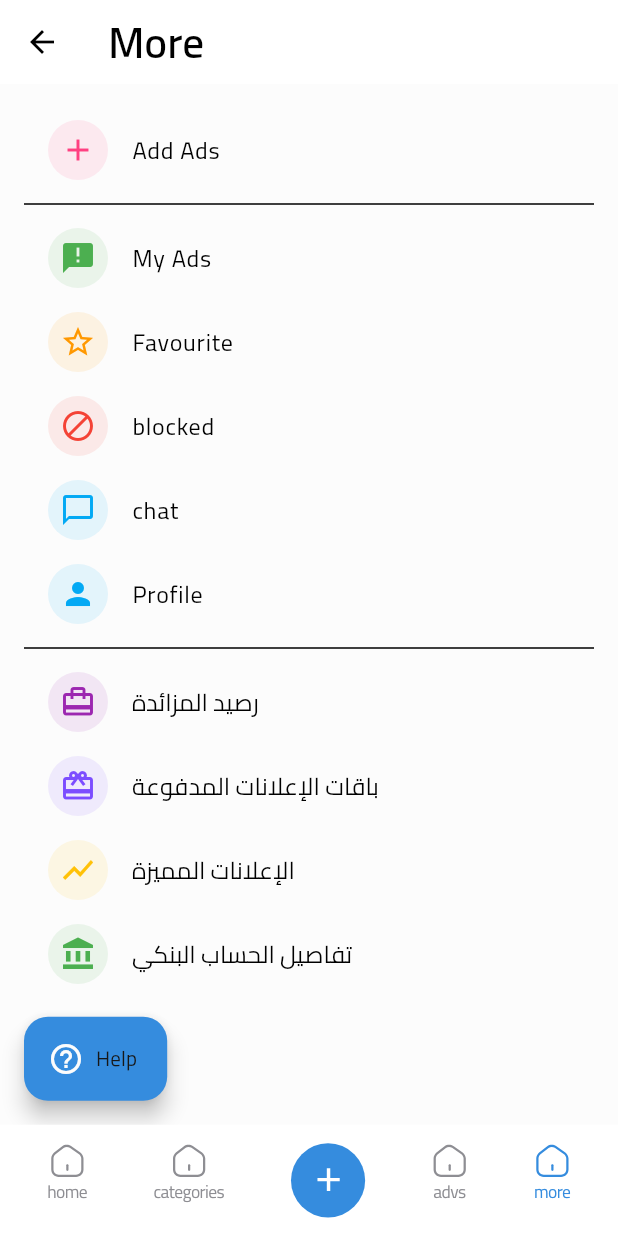
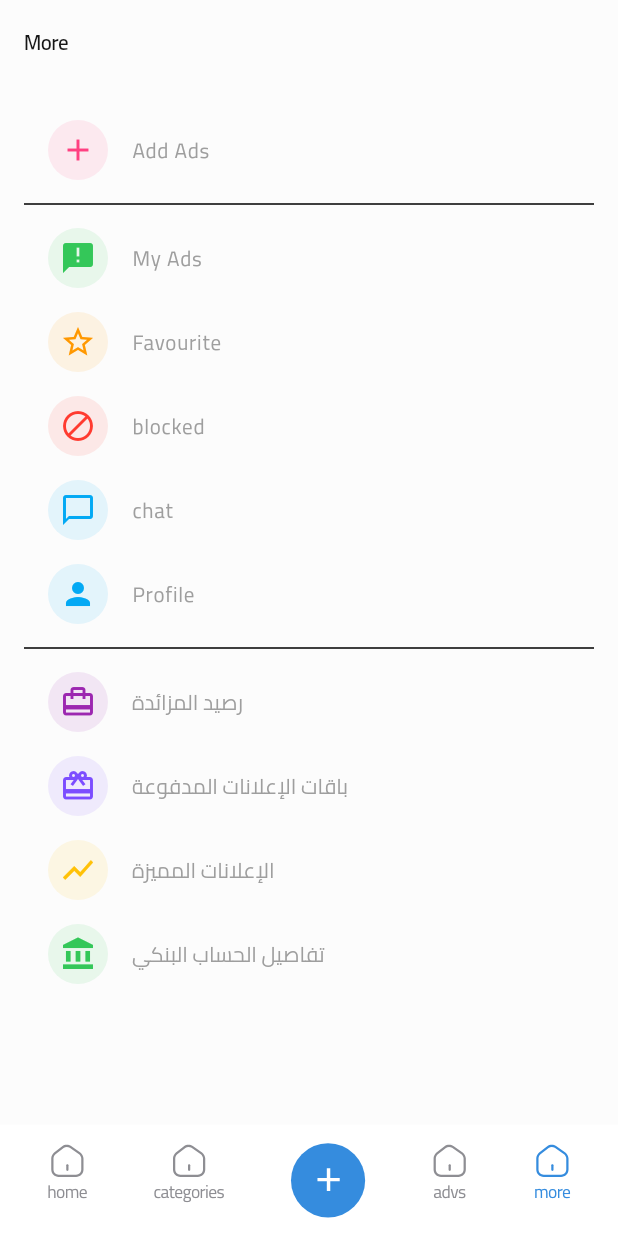
Before and after one commit to meory101/adplus-mobile, a Flutter app: the screen it shows after launch, item 5 of the bottom bar chosen, on a phone screen of 412 x 824 dp. Run offline on Flutter 3.47's test engine with Material 3 defaults, Android fonts, the phone set to English and light mode, and no system bars; our stand-ins replace cached_network_image, carousel_slider, connectivity_plus, dartz, dots_indicator, dropdown_button2 and 11 more; missing offline and left inert: flutter_exit_app; network calls fail.

Commit message:
Edit profile screen +more screen

```diff
--- a/lib/core/resource/color_manager.dart
+++ b/lib/core/resource/color_manager.dart
@@ -6,7 +6,7 @@ abstract class AppColorManager {
   static const Color shadow = Color.fromARGB(28, 130, 130, 130);
 
   static const Color black = Colors.black;
-  static const Color mainColor =  Color(0xff358cde);
+  static const Color mainColor = Color(0xff358cde);
   static const borderGrey = Color(0xFFEBEBEB);
   static const Color dotGrey = Color(0xffE5E5EA);
   static const Color textGrey = Color(0xffAEAFB2);
@@ -20,5 +20,10 @@ abstract class AppColorManager {
   static const Color red = Color(0xffff3b30);
   static Color lightGreyOpacity6 = const Color(0xffe5e5ea).withOpacity(0.6);
   static const Color green = Color(0xff34c759);
-
+  static const Color pinkAccent = Colors.pinkAccent;
+  static const Color orange = Colors.orange;
+  static const Color lightBlue = Colors.lightBlue;
+  static const Color purple = Colors.purple;
+  static const Color deepPurpleAccent = Colors.deepPurpleAccent;
+  static const Color amber = Colors.amber;
 }
--- a/lib/feature/more/presentation/screen/more_screen.dart
+++ b/lib/feature/more/presentation/screen/more_screen.dart
@@ -1,5 +1,7 @@
 import 'package:flutter/material.dart';
 import 'package:mzad_damascus/core/resource/color_manager.dart';
+import 'package:mzad_damascus/core/widget/text/app_text_widget.dart';
+import 'package:mzad_damascus/feature/more/presentation/screen/widget/CustomListTile.dart';
 import 'package:mzad_damascus/feature/profile/presentation/screen/profile_screen.dart';
 
 class MoreScreen extends StatelessWidget {
@@ -7,54 +9,53 @@ class MoreScreen extends StatelessWidget {
   Widget build(BuildContext context) {
     return Scaffold(
       appBar: AppBar(
-        title: Text(
-          'More',
-          style: TextStyle(
-            color: Colors.black,
-          ),
+        title: AppTextWidget(
+          text: 'More',
+          fontSize: 14,
+          color: AppColorManager.textAppColor,
         ),
-        backgroundColor: Colors.white,
+        backgroundColor: AppColorManager.background,
         elevation: 0,
-        iconTheme: IconThemeData(color: Colors.black),
+        automaticallyImplyLeading: false,
       ),
       body: ListView(
         padding: EdgeInsets.all(16.0),
         children: [
-          _buildListTile(
+          CustomListTile(
             icon: Icons.add,
             label: 'Add Ads',
-            color: Colors.pinkAccent,
+            color: AppColorManager.pinkAccent,
             onTap: () {},
           ),
           Divider(),
-          _buildListTile(
+          CustomListTile(
             icon: Icons.announcement,
             label: 'My Ads',
-            color: Colors.green,
+            color: AppColorManager.green,
             onTap: () {},
           ),
-          _buildListTile(
+          CustomListTile(
             icon: Icons.star_border,
             label: 'Favourite',
-            color: Colors.orange,
+            color: AppColorManager.orange,
             onTap: () {},
           ),
-          _buildListTile(
+          CustomListTile(
             icon: Icons.block,
             label: 'blocked',
-            color: Colors.red,
+            color: AppColorManager.red,
             onTap: () {},
           ),
-          _buildListTile(
+          CustomListTile(
             icon: Icons.chat_bubble_outline,
             label: 'chat',
-            color: Colors.lightBlue,
+            color: AppColorManager.lightBlue,
             onTap: () {},
           ),
-          _buildListTile(
+          CustomListTile(
             icon: Icons.person,
             label: 'Profile',
-            color: Colors.lightBlue,
+            color: AppColorManager.lightBlue,
             onTap: () {
               Navigator.push(
                 context,
@@ -63,62 +64,32 @@ class MoreScreen extends StatelessWidget {
             },
           ),
           Divider(),
-          _buildListTile(
+          CustomListTile(
             icon: Icons.wallet_travel,
             label: 'رصيد المزائدة',
-            color: Colors.purple,
+            color: AppColorManager.purple,
             onTap: () {},
           ),
-          _buildListTile(
+          CustomListTile(
             icon: Icons.card_giftcard,
             label: 'باقات الإعلانات المدفوعة',
-            color: Colors.deepPurpleAccent,
+            color: AppColorManager.deepPurpleAccent,
             onTap: () {},
           ),
-          _buildListTile(
+          CustomListTile(
             icon: Icons.show_chart,
             label: 'الإعلانات المميزة',
-            color: Colors.amber,
+            color: AppColorManager.amber,
             onTap: () {},
           ),
-          _buildListTile(
+          CustomListTile(
             icon: Icons.account_balance,
             label: 'تفاصيل الحساب البنكي',
-            color: Colors.green,
+            color: AppColorManager.green,
             onTap: () {},
           ),
         ],
       ),
-      floatingActionButton: FloatingActionButton.extended(
-        onPressed: () {},
-        label: Text(
-          'Help',
-          style: TextStyle(color: AppColorManager.textAppColor),
-        ),
-        icon: Icon(
-          Icons.help_outline,
-          color: AppColorManager.background,
-        ),
-        backgroundColor: AppColorManager.mainColor,
-      ),
-      floatingActionButtonLocation: FloatingActionButtonLocation.startFloat,
-    );
-  }
-
-  Widget _buildListTile({
-    required IconData icon,
-    required String label,
-    required Color color,
-    required VoidCallback onTap,
-  }) {
-    return ListTile(
-      leading: CircleAvatar(
-        radius: 20,
-        backgroundColor: color.withOpacity(0.1),
-        child: Icon(icon, color: color),
-      ),
-      title: Text(label, style: TextStyle(fontSize: 16)),
-      onTap: onTap,
     );
   }
 }
--- /dev/null
+++ b/lib/feature/more/presentation/screen/widget/CustomListTile.dart
@@ -0,0 +1,31 @@
+import 'package:flutter/material.dart';
+
+class CustomListTile extends StatelessWidget {
+  final IconData icon;
+  final String label;
+  final Color color;
+  final VoidCallback onTap;
+
+  CustomListTile({
+    required this.icon,
+    required this.label,
+    required this.color,
+    required this.onTap,
+  });
+
+  @override
+  Widget build(BuildContext context) {
+    return ListTile(
+      leading: CircleAvatar(
+        radius: 20,
+        backgroundColor: color.withOpacity(0.1),
+        child: Icon(icon, color: color),
+      ),
+      title: Text(
+        label,
+        style: TextStyle(fontSize: 14, color: Colors.grey),
+      ),
+      onTap: onTap,
+    );
+  }
+}
```
